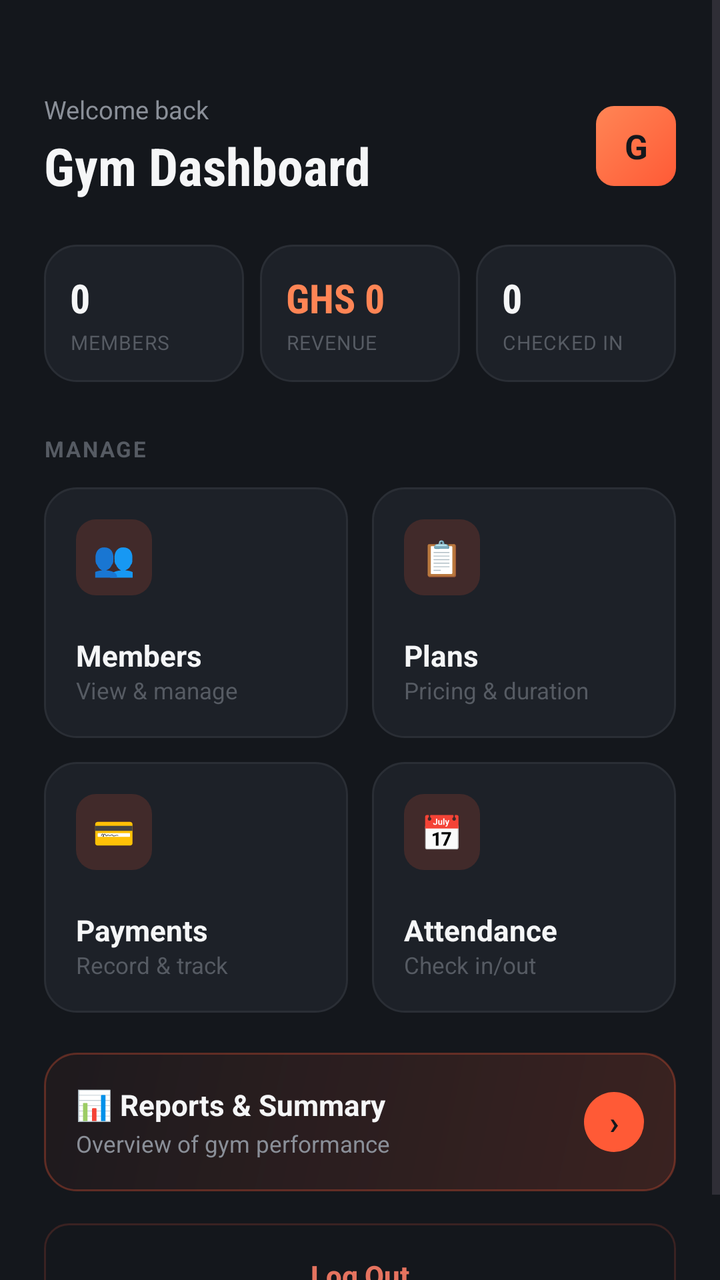
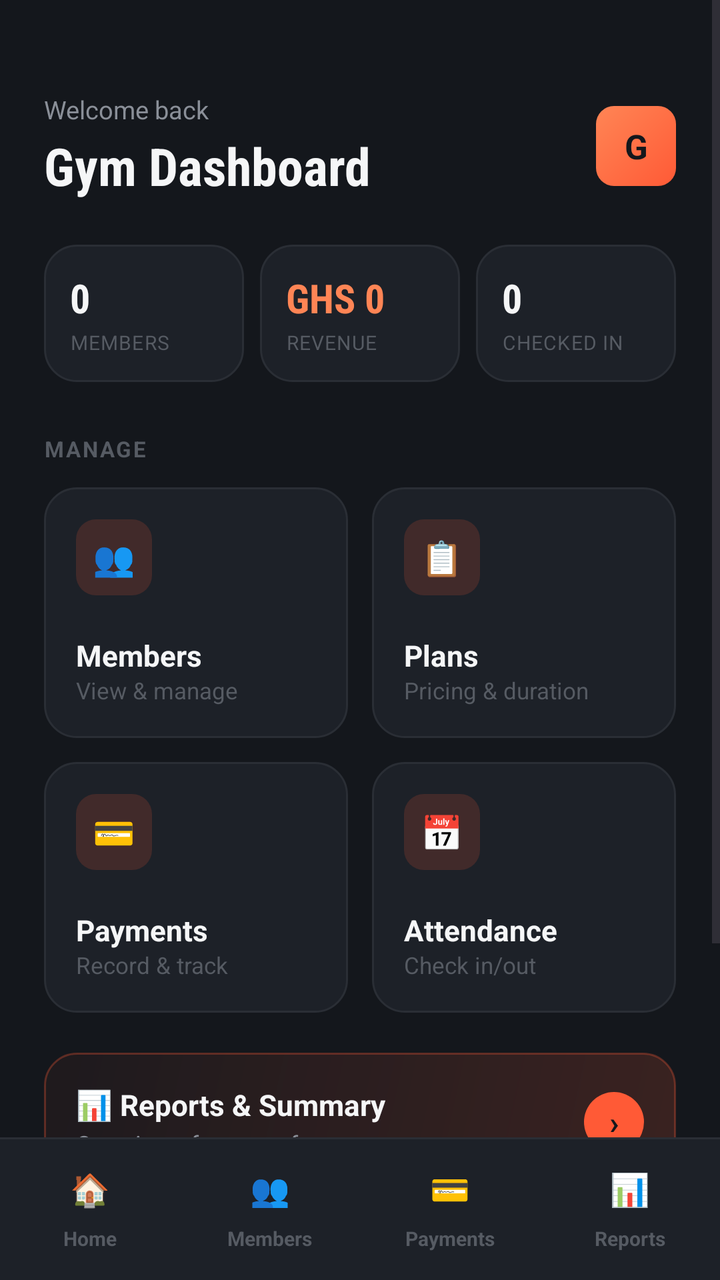

Before-and-after screenshots of an Android layout around one commit, followed by the original layout XML and the change that was made.
<!-- AndroidManifest.xml: application theme Theme.GymMembershipSystem -->
<!-- res/layout/activity_dashboard.xml -->
<?xml version="1.0" encoding="utf-8"?>
<ScrollView xmlns:android="http://schemas.android.com/apk/res/android"
    xmlns:app="http://schemas.android.com/apk/res-auto"
    android:layout_width="match_parent"
    android:layout_height="match_parent"
    android:background="@color/bg_dark"
    android:fillViewport="true">

    <LinearLayout
        android:layout_width="match_parent"
        android:layout_height="wrap_content"
        android:orientation="vertical"
        android:padding="22dp">

        <LinearLayout
            android:layout_width="match_parent"
            android:layout_height="wrap_content"
            android:orientation="horizontal"
            android:gravity="center_vertical"
            android:layout_marginTop="24dp"
            android:layout_marginBottom="22dp">

            <LinearLayout
                android:layout_width="0dp"
                android:layout_height="wrap_content"
                android:layout_weight="1"
                android:orientation="vertical">

                <TextView
                    android:layout_width="wrap_content"
                    android:layout_height="wrap_content"
                    android:text="Welcome back"
                    android:textColor="@color/text_secondary"
                    android:textSize="12.5sp" />

                <TextView
                    android:layout_width="wrap_content"
                    android:layout_height="wrap_content"
                    android:layout_marginTop="2dp"
                    android:text="Gym Dashboard"
                    android:textColor="@color/text_primary"
                    android:textSize="26sp"
                    android:fontFamily="sans-serif-condensed"
                    android:textStyle="bold" />

            </LinearLayout>

            <TextView
                android:layout_width="40dp"
                android:layout_height="40dp"
                android:background="@drawable/bg_brand_mark"
                android:gravity="center"
                android:text="G"
                android:textColor="@color/bg_dark"
                android:textStyle="bold"
                android:textSize="17sp" />

        </LinearLayout>

        <LinearLayout
            android:layout_width="match_parent"
            android:layout_height="wrap_content"
            android:orientation="horizontal"
            android:layout_marginBottom="26dp">

            <LinearLayout
                android:layout_width="0dp"
                android:layout_height="wrap_content"
                android:layout_weight="1"
                android:orientation="vertical"
                android:background="@drawable/bg_card_dark"
                android:padding="13dp"
                android:layout_marginEnd="8dp">

                <TextView
                    android:id="@+id/tvTotalMembers"
                    android:layout_width="wrap_content"
                    android:layout_height="wrap_content"
                    android:text="0"
                    android:textColor="@color/text_primary"
                    android:textSize="20sp"
                    android:fontFamily="sans-serif-condensed"
                    android:textStyle="bold" />

                <TextView
                    android:layout_width="wrap_content"
                    android:layout_height="wrap_content"
                    android:layout_marginTop="2dp"
                    android:text="MEMBERS"
                    android:textColor="@color/text_muted"
                    android:textSize="10sp"
                    android:letterSpacing="0.04" />

            </LinearLayout>

            <LinearLayout
                android:layout_width="0dp"
                android:layout_height="wrap_content"
                android:layout_weight="1"
                android:orientation="vertical"
                android:background="@drawable/bg_card_dark"
                android:padding="13dp"
                android:layout_marginEnd="8dp">

                <TextView
                    android:id="@+id/tvTotalRevenue"
                    android:layout_width="wrap_content"
                    android:layout_height="wrap_content"
                    android:text="GHS 0"
                    android:textColor="@color/accent_orange_light"
                    android:textSize="20sp"
                    android:fontFamily="sans-serif-condensed"
                    android:textStyle="bold" />

                <TextView
                    android:layout_width="wrap_content"
                    android:layout_height="wrap_content"
                    android:layout_marginTop="2dp"
                    android:text="REVENUE"
                    android:textColor="@color/text_muted"
                    android:textSize="10sp"
                    android:letterSpacing="0.04" />

            </LinearLayout>

            <LinearLayout
                android:layout_width="0dp"
                android:layout_height="wrap_content"
                android:layout_weight="1"
                android:orientation="vertical"
                android:background="@drawable/bg_card_dark"
                android:padding="13dp">

                <TextView
                    android:id="@+id/tvCheckedIn"
                    android:layout_width="wrap_content"
                    android:layout_height="wrap_content"
                    android:text="0"
                    android:textColor="@color/text_primary"
                    android:textSize="20sp"
                    android:fontFamily="sans-serif-condensed"
                    android:textStyle="bold" />

                <TextView
                    android:layout_width="wrap_content"
                    android:layout_height="wrap_content"
                    android:layout_marginTop="2dp"
                    android:text="CHECKED IN"
                    android:textColor="@color/text_muted"
                    android:textSize="10sp"
                    android:letterSpacing="0.04" />

            </LinearLayout>

        </LinearLayout>

        <TextView
            android:layout_width="wrap_content"
            android:layout_height="wrap_content"
            android:text="MANAGE"
            android:textColor="@color/text_muted"
            android:textSize="11sp"
            android:letterSpacing="0.08"
            android:textStyle="bold"
            android:layout_marginBottom="12dp" />

        <LinearLayout
            android:layout_width="match_parent"
            android:layout_height="wrap_content"
            android:orientation="horizontal"
            android:layout_marginBottom="12dp">

            <LinearLayout
                android:id="@+id/btnMembers"
                android:layout_width="0dp"
                android:layout_height="wrap_content"
                android:layout_weight="1"
                android:orientation="vertical"
                android:background="@drawable/bg_card_dark"
                android:foreground="?attr/selectableItemBackground"
                android:clickable="true"
                android:focusable="true"
                android:padding="16dp"
                android:layout_marginEnd="6dp">

                <TextView
                    android:layout_width="38dp"
                    android:layout_height="38dp"
                    android:background="@drawable/bg_icon_chip"
                    android:gravity="center"
                    android:text="👥"
                    android:textSize="17sp"
                    android:layout_marginBottom="20dp" />

                <TextView
                    android:layout_width="wrap_content"
                    android:layout_height="wrap_content"
                    android:text="Members"
                    android:textColor="@color/text_primary"
                    android:textSize="14.5sp"
                    android:textStyle="bold" />

                <TextView
                    android:layout_width="wrap_content"
                    android:layout_height="wrap_content"
                    android:text="View &amp; manage"
                    android:textColor="@color/text_muted"
                    android:textSize="11.5sp" />

            </LinearLayout>

            <LinearLayout
                android:id="@+id/btnPlans"
                android:layout_width="0dp"
                android:layout_height="wrap_content"
                android:layout_weight="1"
                android:orientation="vertical"
                android:background="@drawable/bg_card_dark"
                android:foreground="?attr/selectableItemBackground"
                android:clickable="true"
                android:focusable="true"
                android:padding="16dp"
                android:layout_marginStart="6dp">

                <TextView
                    android:layout_width="38dp"
                    android:layout_height="38dp"
                    android:background="@drawable/bg_icon_chip"
                    android:gravity="center"
                    android:text="📋"
                    android:textSize="17sp"
                    android:layout_marginBottom="20dp" />

                <TextView
                    android:layout_width="wrap_content"
                    android:layout_height="wrap_content"
                    android:text="Plans"
                    android:textColor="@color/text_primary"
                    android:textSize="14.5sp"
                    android:textStyle="bold" />

                <TextView
                    android:layout_width="wrap_content"
                    android:layout_height="wrap_content"
                    android:text="Pricing &amp; duration"
                    android:textColor="@color/text_muted"
                    android:textSize="11.5sp" />

            </LinearLayout>

        </LinearLayout>

        <LinearLayout
            android:layout_width="match_parent"
            android:layout_height="wrap_content"
            android:orientation="horizontal"
            android:layout_marginBottom="20dp">

            <LinearLayout
                android:id="@+id/btnPayments"
                android:layout_width="0dp"
                android:layout_height="wrap_content"
                android:layout_weight="1"
                android:orientation="vertical"
                android:background="@drawable/bg_card_dark"
                android:foreground="?attr/selectableItemBackground"
                android:clickable="true"
                android:focusable="true"
                android:padding="16dp"
                android:layout_marginEnd="6dp">

                <TextView
                    android:layout_width="38dp"
                    android:layout_height="38dp"
                    android:background="@drawable/bg_icon_chip"
                    android:gravity="center"
                    android:text="💳"
                    android:textSize="17sp"
                    android:layout_marginBottom="20dp" />

                <TextView
                    android:layout_width="wrap_content"
                    android:layout_height="wrap_content"
                    android:text="Payments"
                    android:textColor="@color/text_primary"
                    android:textSize="14.5sp"
                    android:textStyle="bold" />

                <TextView
                    android:layout_width="wrap_content"
                    android:layout_height="wrap_content"
                    android:text="Record &amp; track"
                    android:textColor="@color/text_muted"
                    android:textSize="11.5sp" />

            </LinearLayout>

            <LinearLayout
                android:id="@+id/btnAttendance"
                android:layout_width="0dp"
                android:layout_height="wrap_content"
                android:layout_weight="1"
                android:orientation="vertical"
                android:background="@drawable/bg_card_dark"
                android:foreground="?attr/selectableItemBackground"
                android:clickable="true"
                android:focusable="true"
                android:padding="16dp"
                android:layout_marginStart="6dp">

                <TextView
                    android:layout_width="38dp"
                    android:layout_height="38dp"
                    android:background="@drawable/bg_icon_chip"
                    android:gravity="center"
                    android:text="📅"
                    android:textSize="17sp"
                    android:layout_marginBottom="20dp" />

                <TextView
                    android:layout_width="wrap_content"
                    android:layout_height="wrap_content"
                    android:text="Attendance"
                    android:textColor="@color/text_primary"
                    android:textSize="14.5sp"
                    android:textStyle="bold" />

                <TextView
                    android:layout_width="wrap_content"
                    android:layout_height="wrap_content"
                    android:text="Check in/out"
                    android:textColor="@color/text_muted"
                    android:textSize="11.5sp" />

            </LinearLayout>

        </LinearLayout>

        <LinearLayout
            android:id="@+id/btnReports"
            android:layout_width="match_parent"
            android:layout_height="wrap_content"
            android:orientation="horizontal"
            android:gravity="center_vertical"
            android:background="@drawable/bg_reports_card"
            android:foreground="?attr/selectableItemBackground"
            android:clickable="true"
            android:focusable="true"
            android:padding="16dp"
            android:layout_marginBottom="16dp">

            <LinearLayout
                android:layout_width="0dp"
                android:layout_height="wrap_content"
                android:layout_weight="1"
                android:orientation="vertical">

                <TextView
                    android:layout_width="wrap_content"
                    android:layout_height="wrap_content"
                    android:text="📊 Reports &amp; Summary"
                    android:textColor="@color/text_primary"
                    android:textSize="14.5sp"
                    android:textStyle="bold" />

                <TextView
                    android:layout_width="wrap_content"
                    android:layout_height="wrap_content"
                    android:layout_marginTop="2dp"
                    android:text="Overview of gym performance"
                    android:textColor="@color/text_secondary"
                    android:textSize="11.5sp" />

            </LinearLayout>

            <TextView
                android:layout_width="30dp"
                android:layout_height="30dp"
                android:background="@drawable/bg_reports_arrow"
                android:gravity="center"
                android:text="›"
                android:textColor="@color/bg_dark"
                android:textStyle="bold"
                android:textSize="16sp" />

        </LinearLayout>

        <androidx.appcompat.widget.AppCompatButton
            android:id="@+id/btnLogout"
            android:layout_width="match_parent"
            android:layout_height="52dp"
            android:background="@drawable/bg_logout_outline"
            android:text="Log Out"
            android:textAllCaps="false"
            android:textColor="@color/logout_text"
            android:textSize="14sp"
            android:textStyle="bold" />

    </LinearLayout>

</ScrollView>
<!-- resources referenced by this layout -->
<resources>
  <color name="accent_orange_light">#FF8555</color>
  <color name="bg_dark">#14171C</color>
  <color name="logout_text">#E5735F</color>
  <color name="text_muted">#565B63</color>
  <color name="text_primary">#F5F6F7</color>
  <color name="text_secondary">#8A8F98</color>
  <!-- drawable bg_brand_mark (drawable) -->
  <?xml version="1.0" encoding="utf-8"?>
  <shape xmlns:android="http://schemas.android.com/apk/res/android" android:shape="rectangle">
      <gradient
          android:startColor="@color/accent_orange"
          android:endColor="@color/accent_orange_light"
          android:angle="135" />
      <corners android:radius="9dp" />
  </shape>
  <!-- drawable bg_card_dark (drawable) -->
  <?xml version="1.0" encoding="utf-8"?>
  <shape xmlns:android="http://schemas.android.com/apk/res/android" android:shape="rectangle">
      <solid android:color="@color/surface_dark" />
      <stroke android:width="1dp" android:color="@color/border_dark" />
      <corners android:radius="16dp" />
  </shape>
  <!-- drawable bg_icon_chip (drawable) -->
  <?xml version="1.0" encoding="utf-8"?>
  <shape xmlns:android="http://schemas.android.com/apk/res/android" android:shape="rectangle">
      <solid android:color="@color/accent_orange_tint" />
      <corners android:radius="10dp" />
  </shape>
  <!-- drawable bg_logout_outline (drawable) -->
  <?xml version="1.0" encoding="utf-8"?>
  <shape xmlns:android="http://schemas.android.com/apk/res/android" android:shape="rectangle">
      <solid android:color="@android:color/transparent" />
      <stroke android:width="1dp" android:color="@color/logout_border" />
      <corners android:radius="12dp" />
  </shape>
  <!-- drawable bg_reports_arrow (drawable) -->
  <?xml version="1.0" encoding="utf-8"?>
  <shape xmlns:android="http://schemas.android.com/apk/res/android" android:shape="oval">
      <solid android:color="@color/accent_orange" />
  </shape>
  <!-- drawable bg_reports_card (drawable) -->
  <?xml version="1.0" encoding="utf-8"?>
  <shape xmlns:android="http://schemas.android.com/apk/res/android" android:shape="rectangle">
      <gradient
          android:type="linear"
          android:angle="135"
          android:startColor="@color/accent_orange_tint"
          android:endColor="#0AFF5A36" />
      <stroke android:width="1dp" android:color="@color/reports_border" />
      <corners android:radius="16dp" />
  </shape>
  <style name="Theme.GymMembershipSystem" parent="Base.Theme.GymMembershipSystem" />
  <color name="accent_orange">#FF5A36</color>
  <color name="surface_dark">#1D2128</color>
  <color name="border_dark">#2A2E35</color>
  <color name="accent_orange_tint">#29FF5A36</color>
  <color name="logout_border">#3A2222</color>
  <color name="reports_border">#4DFF5A36</color>
  <style name="Base.Theme.GymMembershipSystem" parent="Theme.Material3.DayNight.NoActionBar">
          
          
      </style>
</resources>

<!-- the commit's change to res/layout/activity_dashboard.xml (unified diff, before → after) -->
@@ -1,16 +1,22 @@
 <?xml version="1.0" encoding="utf-8"?>
-<ScrollView xmlns:android="http://schemas.android.com/apk/res/android"
+<LinearLayout xmlns:android="http://schemas.android.com/apk/res/android"
     xmlns:app="http://schemas.android.com/apk/res-auto"
     android:layout_width="match_parent"
     android:layout_height="match_parent"
-    android:background="@color/bg_dark"
-    android:fillViewport="true">
-
-    <LinearLayout
+    android:orientation="vertical"
+    android:background="@color/bg_dark">
+
+    <ScrollView
         android:layout_width="match_parent"
-        android:layout_height="wrap_content"
-        android:orientation="vertical"
-        android:padding="22dp">
+        android:layout_height="0dp"
+        android:layout_weight="1"
+        android:fillViewport="true">
+
+        <LinearLayout
+            android:layout_width="match_parent"
+            android:layout_height="wrap_content"
+            android:orientation="vertical"
+            android:padding="22dp">
 
         <LinearLayout
             android:layout_width="match_parent"
@@ -396,6 +402,169 @@
             android:textSize="14sp"
             android:textStyle="bold" />
 
+        </LinearLayout>
+
+    </ScrollView>
+
+    <include layout="@layout/layout_bottom_nav" />
+
+</LinearLayout>
+<!-- res/layout/layout_bottom_nav.xml (included above) -->
+<?xml version="1.0" encoding="utf-8"?>
+<LinearLayout xmlns:android="http://schemas.android.com/apk/res/android"
+    android:layout_width="match_parent"
+    android:layout_height="wrap_content"
+    android:orientation="vertical">
+
+    <View
+        android:layout_width="match_parent"
+        android:layout_height="1dp"
+        android:background="@color/border_dark" />
+
+    <LinearLayout
+        android:layout_width="match_parent"
+        android:layout_height="wrap_content"
+        android:orientation="horizontal"
+        android:background="@color/surface_dark"
+        android:paddingTop="10dp"
+        android:paddingBottom="14dp">
+
+        <LinearLayout
+            android:id="@+id/navHome"
+            android:layout_width="0dp"
+            android:layout_height="wrap_content"
+            android:layout_weight="1"
+            android:orientation="vertical"
+            android:gravity="center"
+            android:clickable="true"
+            android:focusable="true">
+
+            <TextView
+                android:id="@+id/iconWrapHome"
+                android:layout_width="wrap_content"
+                android:layout_height="wrap_content"
+                android:paddingStart="14dp"
+                android:paddingEnd="14dp"
+                android:paddingTop="4dp"
+                android:paddingBottom="4dp"
+                android:text="🏠"
+                android:textSize="16sp"
+                android:gravity="center" />
+
+            <TextView
+                android:id="@+id/labelHome"
+                android:layout_width="wrap_content"
+                android:layout_height="wrap_content"
+                android:layout_marginTop="3dp"
+                android:text="Home"
+                android:textColor="@color/text_muted"
+                android:textSize="10sp"
+                android:textStyle="bold" />
+
+        </LinearLayout>
+
+        <LinearLayout
+            android:id="@+id/navMembers"
+            android:layout_width="0dp"
+            android:layout_height="wrap_content"
+            android:layout_weight="1"
+            android:orientation="vertical"
+            android:gravity="center"
+            android:clickable="true"
+            android:focusable="true">
+
+            <TextView
+                android:id="@+id/iconWrapMembers"
+                android:layout_width="wrap_content"
+                android:layout_height="wrap_content"
+                android:paddingStart="14dp"
+                android:paddingEnd="14dp"
+                android:paddingTop="4dp"
+                android:paddingBottom="4dp"
+                android:text="👥"
+                android:textSize="16sp"
+                android:gravity="center" />
+
+            <TextView
+                android:id="@+id/labelMembers"
+                android:layout_width="wrap_content"
+                android:layout_height="wrap_content"
+                android:layout_marginTop="3dp"
+                android:text="Members"
+                android:textColor="@color/text_muted"
+                android:textSize="10sp"
+                android:textStyle="bold" />
+
+        </LinearLayout>
+
+        <LinearLayout
+            android:id="@+id/navPayments"
+            android:layout_width="0dp"
+            android:layout_height="wrap_content"
+            android:layout_weight="1"
+            android:orientation="vertical"
+            android:gravity="center"
+            android:clickable="true"
+            android:focusable="true">
+
+            <TextView
+                android:id="@+id/iconWrapPayments"
+                android:layout_width="wrap_content"
+                android:layout_height="wrap_content"
+                android:paddingStart="14dp"
+                android:paddingEnd="14dp"
+                android:paddingTop="4dp"
+                android:paddingBottom="4dp"
+                android:text="💳"
+                android:textSize="16sp"
+                android:gravity="center" />
+
+            <TextView
+                android:id="@+id/labelPayments"
+                android:layout_width="wrap_content"
+                android:layout_height="wrap_content"
+                android:layout_marginTop="3dp"
+                android:text="Payments"
+                android:textColor="@color/text_muted"
+                android:textSize="10sp"
+                android:textStyle="bold" />
+
+        </LinearLayout>
+
+        <LinearLayout
+            android:id="@+id/navReports"
+            android:layout_width="0dp"
+            android:layout_height="wrap_content"
+            android:layout_weight="1"
+            android:orientation="vertical"
+            android:gravity="center"
+            android:clickable="true"
+            android:focusable="true">
+
+            <TextView
+                android:id="@+id/iconWrapReports"
+                android:layout_width="wrap_content"
+                android:layout_height="wrap_content"
+                android:paddingStart="14dp"
+                android:paddingEnd="14dp"
+                android:paddingTop="4dp"
+                android:paddingBottom="4dp"
+                android:text="📊"
+                android:textSize="16sp"
+                android:gravity="center" />
+
+            <TextView
+                android:id="@+id/labelReports"
+                android:layout_width="wrap_content"
+                android:layout_height="wrap_content"
+                android:layout_marginTop="3dp"
+                android:text="Reports"
+                android:textColor="@color/text_muted"
+                android:textSize="10sp"
+                android:textStyle="bold" />
+
+        </LinearLayout>
+
     </LinearLayout>
 
-</ScrollView>
+</LinearLayout>
